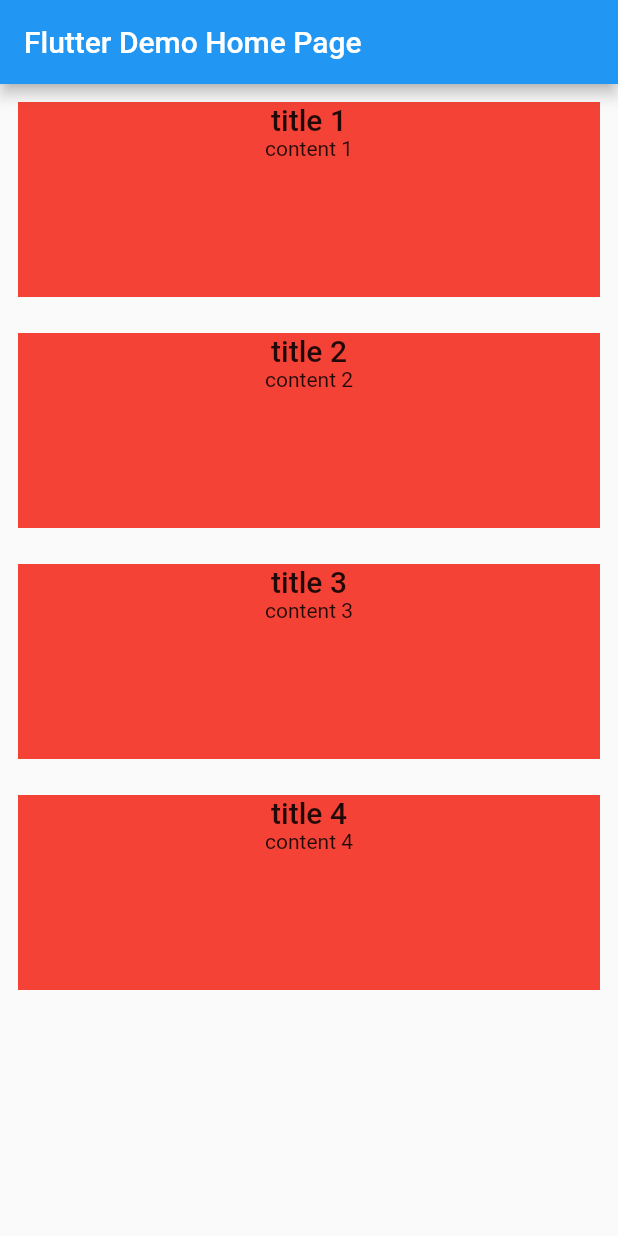
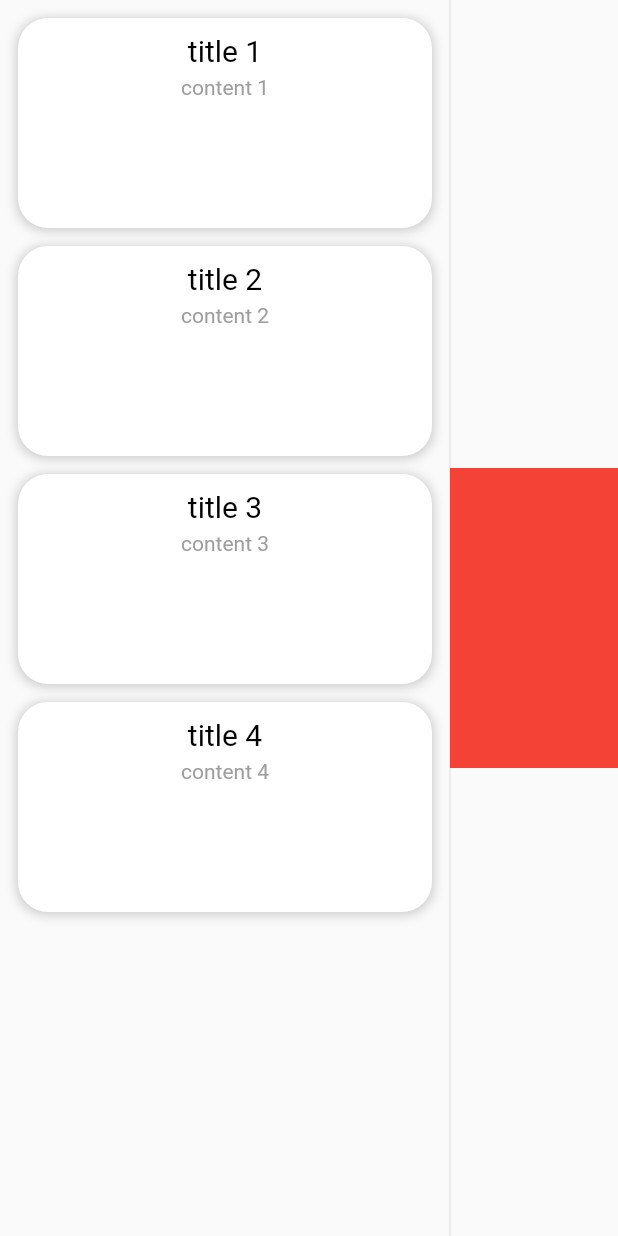
Before and after one commit to akichusell/flutter_study, a Flutter app: the screen it shows after launch, on a phone screen of 412 x 824 dp. Run offline on Flutter 3.47's test engine with Material 2 defaults, Android fonts, the phone set to English and light mode, and no system bars; missing offline and left inert: window_size.

Commit message:
구조분리
listview_memo - ListView
list_item - List Cell

```diff
--- a/lib/main.dart
+++ b/lib/main.dart
@@ -2,17 +2,15 @@ import 'dart:io';
 
 import 'package:flutter/foundation.dart';
 import 'package:flutter/material.dart';
-import 'package:flutter_study/ui/list_item.dart';
 import 'package:window_size/window_size.dart';
-import 'package:flutter/material.dart';
 
-import 'data/memo_data.dart';
+import 'ui/page.dart';
 
 void main() {
-  if (!kIsWeb && (Platform.isWindows || Platform.isLinux || Platform.isMacOS)) {
-    // WidgetsFlutterBinding.ensureInitialized();
-    // setWindowMinSize(const Size(300, 600));
-  }
+  // if (!kIsWeb && (Platform.isWindows || Platform.isLinux || Platform.isMacOS)) {
+  //   WidgetsFlutterBinding.ensureInitialized();
+  //   setWindowMinSize(const Size(300, 600));
+  // }
   runApp(const MyApp());
 }
 
@@ -26,58 +24,24 @@ class MyApp extends StatelessWidget {
       theme: ThemeData(
         primarySwatch: Colors.blue,
       ),
-      home: const MyHomePage(title: 'Flutter Demo Home Page'),
+      home: const MyHomePage(),
     );
   }
 }
 
 class MyHomePage extends StatefulWidget {
-  const MyHomePage({super.key, required this.title});
-
-  final String title;
+  const MyHomePage({super.key});
 
   @override
   State<MyHomePage> createState() => _MyHomePageState();
 }
 
 class _MyHomePageState extends State<MyHomePage> {
-  List<MemoData> dataList = <MemoData>[
-    MemoData(
-      title:"title 1",
-      content:"content 1"
-    ),
-    MemoData(
-      title: "title 2",
-      content: "content 2"
-    ),
-    MemoData(
-        title: "title 3",
-        content: "content 3"
-    ),
-    MemoData(
-        title: "title 4",
-        content: "content 4"
-    ),
-  ];
-
-  void appendData() {
-    setState(() {
-      dataList.length;
-    });
-  }
 
   @override
   Widget build(BuildContext context) {
-    return Scaffold(
-      appBar: AppBar(
-        title: Text(widget.title),
-      ),
-      body: ListView.builder(
-        itemCount: dataList.length,
-        itemBuilder: (context, index) {
-          return ListItem(memoData:dataList[index]);
-        },
-      ),
+    return const Scaffold(
+      body: AppPage(),
     );
   }
 }
--- a/lib/ui/list_item.dart
+++ b/lib/ui/list_item.dart
@@ -1,37 +1,76 @@
-
 import 'package:flutter/material.dart';
 
 import '../data/memo_data.dart';
 
 class ListItem extends StatelessWidget {
   final MemoData memoData;
+  final bool selected;
+  final GestureTapCallback? onTap;
 
-  const ListItem({required this.memoData, super.key});
+  const ListItem({
+    required this.memoData,
+    required this.selected,
+    this.onTap,
+    super.key
+  });
 
   @override
   Widget build(BuildContext context) {
     return Padding(
-      padding: const EdgeInsets.all(12.0),
+      padding: const EdgeInsets.fromLTRB(12, 12, 12, 0),
+      child: Ink(
+        decoration: BoxDecoration(
+          color: Colors.white,
+          borderRadius: BorderRadius.circular(20),
+          boxShadow: [
+            BoxShadow(
+              color: Colors.grey.withOpacity(0.5),
+              spreadRadius: 1,
+              blurRadius: 5,
+              offset: const Offset(0, 1),
+            )
+          ],
+          border: selected ?
+            Border.all(
+              color: Colors.red,
+              width: 5,
+            ) :
+            Border.all(
+              color: Colors.transparent,
+              width: 5,
+            ),
+        ),
+        child: InkWell (
+          onTap: () {
+            onTap!();
+          },
+          splashColor: Colors.transparent,
+          focusColor: Colors.transparent,
+          hoverColor: Colors.transparent,
+          highlightColor: Colors.transparent,
+          borderRadius: BorderRadius.circular(20),
           child: Container(
-        color: Colors.red,
             alignment: Alignment.center,
             height: 130,
             child: Column(
               children: [
-            // title
+                const SizedBox(height: 5,),
                 Text(
                   memoData.title.toString(),
-              style: Theme.of(context).textTheme.titleLarge
+                  style: const TextStyle(color: Colors.black, fontSize: 20),
+                ), // title
+                const SizedBox(height: 5,),
+                Expanded( // content
+                  child: Text(
+                    memoData.content.toString(),
+                    style: const TextStyle(color: Colors.grey, fontSize: 14),
                   ),
-            // content
-            Expanded(child: Text(
-              memoData.content.toString(),
-              style: Theme.of(context).textTheme.bodyMedium,
-            ))
+                ),
               ],
+            ),
+          ),
         ),
       ),
     );
   }
-
 }
--- /dev/null
+++ b/lib/ui/listview_memo.dart
@@ -0,0 +1,59 @@
+
+import 'package:flutter/material.dart';
+
+import '../data/memo_data.dart';
+import 'list_item.dart';
+
+// ignore: must_be_immutable
+class ListViewMemo extends StatefulWidget {
+  List<MemoData> dataList = <MemoData>[
+    MemoData(
+        title:"title 1",
+        content:"content 1"
+    ),
+    MemoData(
+        title: "title 2",
+        content: "content 2"
+    ),
+    MemoData(
+        title: "title 3",
+        content: "content 3"
+    ),
+    MemoData(
+        title: "title 4",
+        content: "content 4"
+    ),
+  ];
+
+  ListViewMemo({super.key});
+
+  @override
+  ListViewMemoState createState() => ListViewMemoState();
+}
+
+class ListViewMemoState extends State<ListViewMemo> {
+  int selectedIndex = -1;
+
+  @override
+  void initState() {
+    super.initState();
+  }
+
+  @override
+  Widget build(BuildContext context) {
+    return ListView.builder(
+        itemCount: widget.dataList.length,
+        itemBuilder: (context, index) {
+          return ListItem(
+            memoData:widget.dataList[index],
+            selected: selectedIndex == index,
+            onTap: () {
+              setState(() {
+                  selectedIndex = index;
+              });
+            },
+          );
+        },
+    );
+  }
+}
--- /dev/null
+++ b/lib/ui/page.dart
@@ -0,0 +1,29 @@
+import 'package:flutter/material.dart';
+
+import 'listview_memo.dart';
+
+class AppPage extends StatelessWidget {
+  const AppPage({super.key});
+
+  @override
+  Widget build(BuildContext context) {
+    return Row(
+      children: [
+        // list drawer
+        SizedBox(
+          width: 300,
+          child: ListViewMemo(),
+        ),
+        const VerticalDivider(width: 0,),
+        // detail
+        Expanded(
+          child: Container(
+            color: Colors.red,
+            height: 200,
+          ),
+        ),
+      ],
+    );
+  }
+
+}
```
Lines whose indentation alone changed are shown as unchanged.
